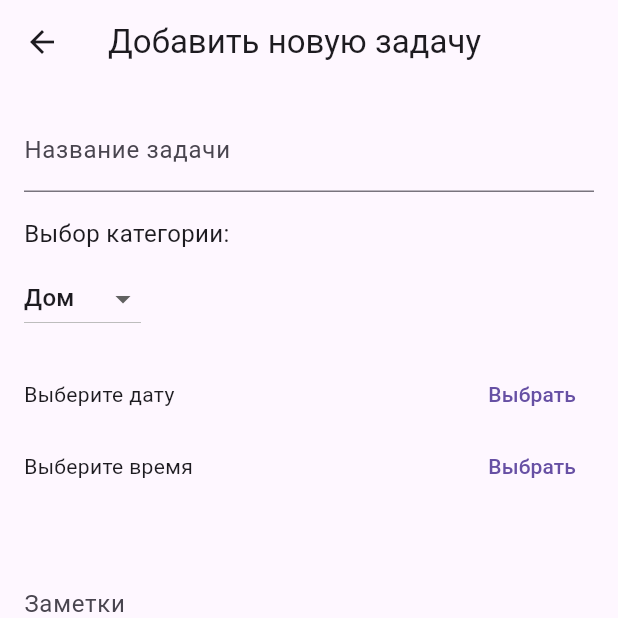
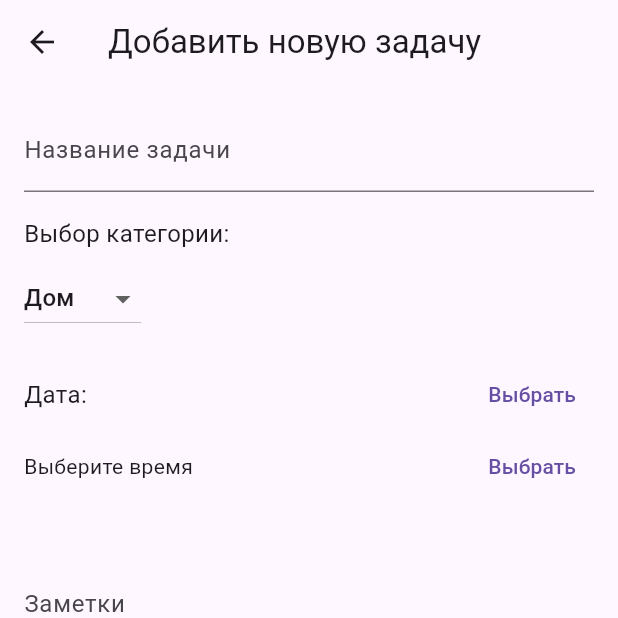
Before and after one commit to CurseDollara/TODO, a Flutter app: the screen it shows after launch, after a tap on "Добавить новую задачу", on a phone screen of 412 x 824 dp, the top half of it. Run offline on Flutter 3.47's test engine with Material 3 defaults, Android fonts, the phone set to English and light mode, and no system bars.

Commit message:
исправлена большая часть ошибок

```diff
--- a/lib/main.dart
+++ b/lib/main.dart
@@ -1,7 +1,17 @@
 import 'package:flutter/material.dart';
-import 'package:flutter_application_1/widgets/app.dart';
+import 'package:flutter_application_1/widgets/daily_tasks.dart';
 
 void main() {
-  const app = App();
-  runApp(app);
+  runApp(const MyApp());
 }
+
+class MyApp extends StatelessWidget {
+  const MyApp({super.key});
+
+  @override
+  Widget build(BuildContext context) {
+    return const MaterialApp(
+      home: DailyTask(),
+    );
+  }
+}
--- a/lib/widgets/add_task.dart
+++ b/lib/widgets/add_task.dart
@@ -4,28 +4,24 @@ class AddTaskPage extends StatefulWidget {
   const AddTaskPage({super.key});
 
   @override
-  _AddTaskPageState createState() => _AddTaskPageState();
+  AddTaskPageState createState() => AddTaskPageState();
 }
 
-class _AddTaskPageState extends State<AddTaskPage> {
-  // Контроллеры для ввода названия задачи и заметок
+class AddTaskPageState extends State<AddTaskPage> {
   final TextEditingController _taskTitleController = TextEditingController();
   final TextEditingController _notesController = TextEditingController();
 
-  // Переменные для хранения выбранных категории, даты и времени
   String _selectedCategory = 'Дом';
   DateTime? _selectedDate;
   TimeOfDay? _selectedTime;
 
   @override
   void dispose() {
-    // Освобождаем ресурсы контроллеров при удалении виджета
     _taskTitleController.dispose();
     _notesController.dispose();
     super.dispose();
   }
 
-  // Выбор даты через диалоговое окно
 Future<void> _selectDate(BuildContext context) async {
   final DateTime? picked = await showDatePicker(
     context: context,
@@ -40,7 +36,7 @@ class _AddTaskPageState extends State<AddTaskPage> {
   }
 }
 
-  // Выбор времени через диалоговое окно
+
   Future<void> _selectTime(BuildContext context) async {
     final TimeOfDay? picked = await showTimePicker(
       context: context,
@@ -53,7 +49,6 @@ class _AddTaskPageState extends State<AddTaskPage> {
     }
   }
 
-  // Сохранение задачи и возврат к предыдущему экрану с передачей данных
 void _saveTask() {
   Navigator.pop(context, {
     'title': _taskTitleController.text,
@@ -63,6 +58,8 @@ class _AddTaskPageState extends State<AddTaskPage> {
     'notes': _notesController.text,
   });
 }
+
+
 
 @override
 Widget build(BuildContext context) {
@@ -83,12 +80,12 @@ class _AddTaskPageState extends State<AddTaskPage> {
             ),
           ),
           const SizedBox(height: 16),
-            // Выбор категории задачи
           const Text(
             'Выбор категории:',
             style: TextStyle(fontSize: 16),
           ),
           const SizedBox(height: 8),
+          // Выпадающий список для выбора категории
           DropdownButton<String>(
             value: _selectedCategory,
             onChanged: (String? newValue) {
@@ -105,14 +102,18 @@ class _AddTaskPageState extends State<AddTaskPage> {
             }).toList(),
           ),
           const SizedBox(height: 16),
-            // Выбор даты выполнения задачи
+          // Выбор даты
           Row(
             children: [
               Expanded(
-                  child: Text(
-                    _selectedDate == null
-                        ? 'Выберите дату'
-                        : 'Дата: ${_selectedDate!.toLocal()}'.split(' ')[0],
+                child: _selectedDate != null
+                    ? Text(
+                        'Дата: ${_selectedDate!.day.toString().padLeft(2, '0')}-${_selectedDate!.month.toString().padLeft(2, '0')}-${_selectedDate!.year}',
+                        style: const TextStyle(fontSize: 16),
+                      )
+                    : const Text(
+                        'Дата: ',
+                        style: TextStyle(fontSize: 16),
                       ),
               ),
               TextButton(
@@ -121,14 +122,14 @@ class _AddTaskPageState extends State<AddTaskPage> {
               ),
             ],
           ),
-            // Выбор времени выполнения задачи
+          // Выбор времени
           Row(
             children: [
               Expanded(
                 child: Text(
                   _selectedTime == null
                       ? 'Выберите время'
-                        : 'Время: ${_selectedTime!.hour}:${_selectedTime!.minute}',
+                      : 'Время: ${_selectedTime!.hour}:${_selectedTime!.minute.toString().padLeft(2, '0')}',
                 ),
               ),
               TextButton(
@@ -157,4 +158,5 @@ class _AddTaskPageState extends State<AddTaskPage> {
     ),
   );
 }
+
 }
--- a/lib/widgets/app.dart
+++ /dev/null
@@ -1,14 +0,0 @@
-import 'package:flutter/material.dart';
-import 'package:flutter_application_1/widgets/daily_tasks.dart';
-
-class App extends StatelessWidget {
-  const App({super.key});
-
-  @override
-  Widget build(BuildContext context) {
-    return const MaterialApp(
-      home: DailyTask(),
-      );
-  }
-
-}
--- a/lib/widgets/daily_tasks.dart
+++ b/lib/widgets/daily_tasks.dart
@@ -1,14 +1,17 @@
 import 'package:flutter/material.dart';
 import 'add_task.dart';
+import '../components/colors.dart';
+import '../components/task.dart';
+
 
 class DailyTask extends StatefulWidget {
   const DailyTask({super.key});
 
   @override
-  _DailyTaskState createState() => _DailyTaskState();
+  DailyTaskState createState() => DailyTaskState();
 }
 
-class _DailyTaskState extends State<DailyTask> {
+class DailyTaskState extends State<DailyTask> {
   List<Task> currentTasks = [];
   List<Task> completedTasks = [];
   final TextEditingController _taskController = TextEditingController();
@@ -19,13 +22,20 @@ class _DailyTaskState extends State<DailyTask> {
     super.dispose();
   }
 
-  void _addTask(String taskTitle, DateTime? taskDate) {
+void _addTask(String taskTitle, DateTime? taskDate, TimeOfDay? taskTime, String? taskNotes) {
   if (taskTitle.trim().isEmpty) return;
   setState(() {
-      currentTasks.add(Task(title: taskTitle, date: taskDate));
+    currentTasks.add(Task(
+      title: taskTitle,
+      date: taskDate,
+      time: taskTime,
+      notes: taskNotes,
+    ));
   });
   _taskController.clear();
 }
+
+
 
   void _toggleTask(Task task, bool? isCompleted) {
     setState(() {
@@ -56,9 +66,15 @@ class _DailyTaskState extends State<DailyTask> {
   );
 
   if (newTask != null) {
-      _addTask(newTask['title'], newTask['date']);
+    _addTask(
+      newTask['title'],
+      newTask['date'],
+      newTask['time'],
+      newTask['notes'],
+    );
   }
 }
+
 
   @override
   Widget build(BuildContext context) {
@@ -70,19 +86,18 @@ class _DailyTaskState extends State<DailyTask> {
           Container(
             height: screenHeight * 0.3,
             width: double.infinity,
-            color: const Color(0xFF4A3780),
+            color: AppColors.primary,
             child: Center(
               child: Container(
-                padding:
-                    const EdgeInsets.symmetric(vertical: 10, horizontal: 20),
+                padding: const EdgeInsets.symmetric(vertical: 10, horizontal: 20),
                 decoration: BoxDecoration(
-                  color: const Color(0xFF4A3780),
+                  color: AppColors.primary,
                   borderRadius: BorderRadius.circular(10),
                 ),
                 child: const Text(
                   'My Todo List',
                   style: TextStyle(
-                    color: Color.fromARGB(255, 255, 255, 255),
+                    color: AppColors.white,
                     fontSize: 24,
                     fontWeight: FontWeight.bold,
                   ),
@@ -92,7 +107,7 @@ class _DailyTaskState extends State<DailyTask> {
           ),
           Expanded(
             child: Container(
-              color: Colors.white,
+              color: AppColors.white,
               padding: const EdgeInsets.symmetric(horizontal: 16, vertical: 20),
               child: SingleChildScrollView(
                 child: Column(
@@ -102,7 +117,7 @@ class _DailyTaskState extends State<DailyTask> {
                         width: double.infinity,
                         padding: const EdgeInsets.all(16),
                         decoration: BoxDecoration(
-                          color: const Color(0xFFE0E0E0),
+                          color: AppColors.lightGrey,
                           borderRadius: BorderRadius.circular(15),
                         ),
                         child: Column(
@@ -120,8 +135,7 @@ class _DailyTaskState extends State<DailyTask> {
                                   task: task,
                                   onChanged: (isChecked) =>
                                       _toggleTask(task, isChecked),
-                                  onDelete: () =>
-                                      _deleteTask(task, false),
+                                  onDelete: () => _deleteTask(task, false),
                                 )),
                           ],
                         ),
@@ -132,7 +146,7 @@ class _DailyTaskState extends State<DailyTask> {
                         width: double.infinity,
                         padding: const EdgeInsets.all(16),
                         decoration: BoxDecoration(
-                          color: const Color(0xFFE0E0E0),
+                          color: AppColors.lightGrey,
                           borderRadius: BorderRadius.circular(15),
                         ),
                         child: Column(
@@ -150,8 +164,7 @@ class _DailyTaskState extends State<DailyTask> {
                                   task: task,
                                   onChanged: (isChecked) =>
                                       _toggleTask(task, isChecked),
-                                  onDelete: () =>
-                                      _deleteTask(task, true),
+                                  onDelete: () => _deleteTask(task, true),
                                 )),
                           ],
                         ),
@@ -163,13 +176,12 @@ class _DailyTaskState extends State<DailyTask> {
           ),
           Container(
             padding: const EdgeInsets.symmetric(horizontal: 16, vertical: 10),
-            color: Colors.white,
+            color: AppColors.white,
             child: ElevatedButton(
               onPressed: _navigateToAddTaskPage,
               style: ElevatedButton.styleFrom(
-                backgroundColor: const Color(0xFF4A3780),
-                padding: const EdgeInsets.symmetric(
-                    horizontal: 20, vertical: 15),
+                backgroundColor: AppColors.primary,
+                padding: const EdgeInsets.symmetric(horizontal: 20, vertical: 15),
                 shape: RoundedRectangleBorder(
                   borderRadius: BorderRadius.circular(10),
                 ),
@@ -178,7 +190,7 @@ class _DailyTaskState extends State<DailyTask> {
                 'Добавить новую задачу',
                 style: TextStyle(
                   fontSize: 16,
-                  color: Colors.white,
+                  color: AppColors.white,
                 ),
               ),
             ),
@@ -187,14 +199,6 @@ class _DailyTaskState extends State<DailyTask> {
       ),
     );
   }
-}
-
-class Task {
-  String title;
-  bool isCompleted;
-  DateTime? date;
-
-  Task({required this.title, this.isCompleted = false, this.date});
 }
 
 class TaskItem extends StatelessWidget {
@@ -208,6 +212,45 @@ class TaskItem extends StatelessWidget {
     required this.onChanged,
     required this.onDelete,
   });
+
+  void _showTaskDetails(BuildContext context) {
+    showDialog(
+      context: context,
+      builder: (context) {
+        return AlertDialog(
+          title: Text(task.title),
+          content: Column(
+            mainAxisSize: MainAxisSize.min,
+            crossAxisAlignment: CrossAxisAlignment.start,
+            children: [
+              if (task.date != null)
+                Text(
+                  'Дата: ${task.date!.day.toString().padLeft(2, '0')}-${task.date!.month.toString().padLeft(2, '0')}-${task.date!.year}',
+                  style: const TextStyle(fontSize: 16),
+                ),
+              if (task.time != null)
+                Text(
+                  'Время: ${task.time!.hour}:${task.time!.minute.toString().padLeft(2, '0')}',
+                  style: const TextStyle(fontSize: 16),
+                ),
+              const SizedBox(height: 10),
+              if (task.notes != null && task.notes!.isNotEmpty)
+                Text(
+                  'Заметки: ${task.notes!}',
+                  style: const TextStyle(fontSize: 16),
+                ),
+            ],
+          ),
+          actions: [
+            TextButton(
+              onPressed: () => Navigator.pop(context),
+              child: const Text('Закрыть'),
+            ),
+          ],
+        );
+      },
+    );
+  }
 
   @override
   Widget build(BuildContext context) {
@@ -223,35 +266,46 @@ class TaskItem extends StatelessWidget {
                 child: Checkbox(
                   value: task.isCompleted,
                   onChanged: onChanged,
-                  activeColor: const Color(0xFF4A3780),
+                  activeColor: AppColors.primary,
                 ),
               ),
               const SizedBox(width: 10),
               Expanded(
+                child: GestureDetector(
+                  onTap: () => _showTaskDetails(context),
                   child: Text(
                     task.title,
                     style: TextStyle(
                       fontSize: 18,
                       color: task.isCompleted
-                        ? Colors.grey.withOpacity(0.6)
-                        : const Color.fromARGB(255, 97, 97, 97),
+                          ? AppColors.textGrey.withOpacity(0.6)
+                          : AppColors.textGrey,
                       decoration:
                           task.isCompleted ? TextDecoration.lineThrough : null,
                     ),
                   ),
                 ),
+              ),
               IconButton(
-                icon: const Icon(Icons.delete, color: Colors.red),
+                icon: const Icon(Icons.delete, color: AppColors.red),
                 onPressed: onDelete,
               ),
             ],
           ),
           if (task.date != null)
             Text(
-              'Дата: ${task.date!.toLocal()}'.split(' ')[0],
+              'Дата: ${task.date!.day.toString().padLeft(2, '0')}-${task.date!.month.toString().padLeft(2, '0')}-${task.date!.year}',
               style: const TextStyle(
                 fontSize: 14,
-                color: Color.fromARGB(255, 97, 97, 97),
+                color: AppColors.textGrey,
+              ),
+            ),
+          if (task.time != null)
+            Text(
+              'Время: ${task.time!.hour}:${task.time!.minute.toString().padLeft(2, '0')}',
+              style: const TextStyle(
+                fontSize: 14,
+                color: AppColors.textGrey,
               ),
             ),
         ],
--- a/pubspec.yaml
+++ b/pubspec.yaml
@@ -39,6 +39,7 @@ dependencies:
 dev_dependencies:
   flutter_test:
     sdk: flutter
+  intl: ^0.18.0
 
   # The "flutter_lints" package below contains a set of recommended lints to
   # encourage good coding practices. The lint set provided by the package is
```
Also changed, not shown: lib/components/colors.dart (added, +9 -0 lines), lib/components/task.dart (added, +17 -0 lines), pubspec.lock. Lines whose indentation alone changed are shown as unchanged.
